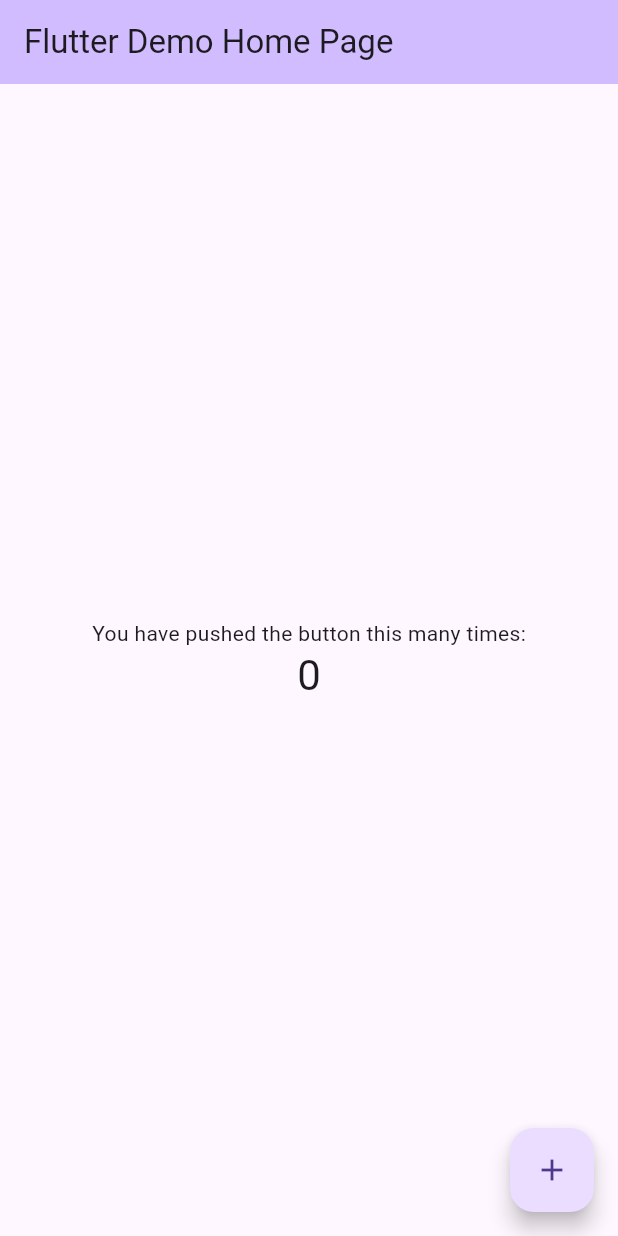
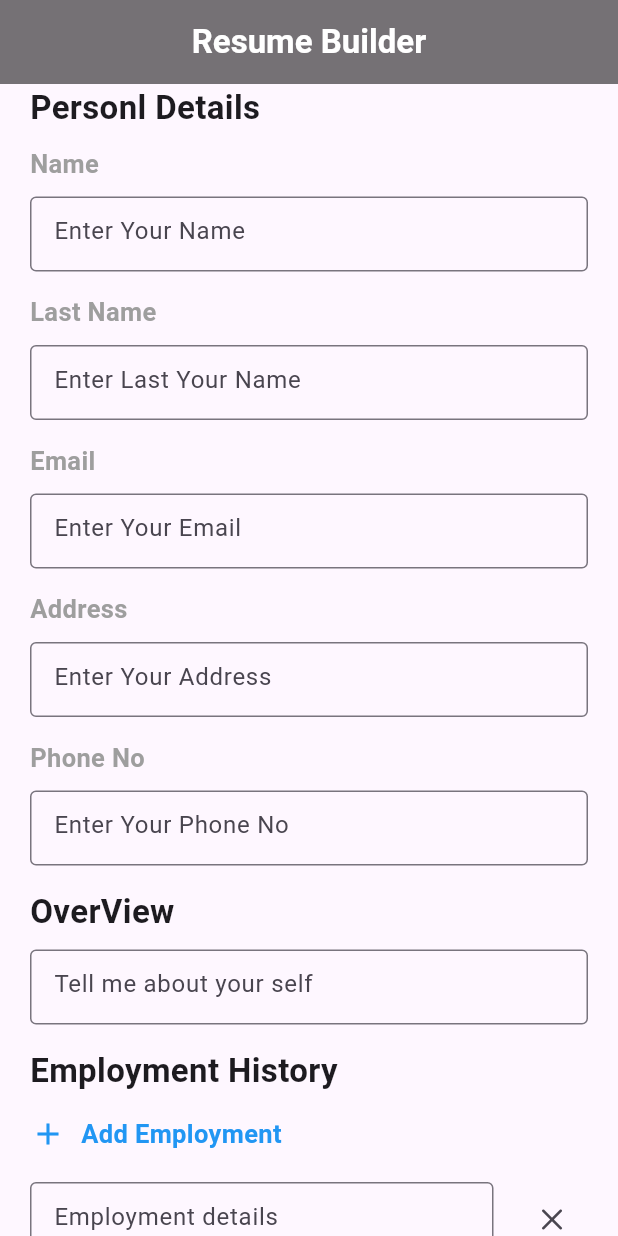
Before and after one commit to VanshParashar/Resume_Builder, a Flutter app: the screen it shows after launch, on a phone screen of 412 x 824 dp. Run offline on Flutter 3.47's test engine with Material 3 defaults, Android fonts, the phone set to English and light mode, and no system bars; our stand-ins replace firebase_core; accounts and stored records are empty.

Commit message:
firebase nad ui design

```diff
--- a/lib/main.dart
+++ b/lib/main.dart
@@ -1,6 +1,10 @@
+import 'package:firebase_core/firebase_core.dart';
 import 'package:flutter/material.dart';
+import 'package:resume_aa/resume_form.dart';
 
-void main() {
+void main() async{
+  WidgetsFlutterBinding.ensureInitialized();
+  await Firebase.initializeApp();
   runApp(const MyApp());
 }
 
@@ -10,96 +14,8 @@
   // This widget is the root of your application.
   @override
   Widget build(BuildContext context) {
-    return MaterialApp(
-      home: const MyHomePage(title: 'Flutter Demo Home Page'),
+    return const MaterialApp(
+      home: ResumeForm(),
     );
   }
 }
-
-class MyHomePage extends StatefulWidget {
-  const MyHomePage({super.key, required this.title});
-
-  // This widget is the home page of your application. It is stateful, meaning
-  // that it has a State object (defined below) that contains fields that affect
-  // how it looks.
-
-  // This class is the configuration for the state. It holds the values (in this
-  // case the title) provided by the parent (in this case the App widget) and
-  // used by the build method of the State. Fields in a Widget subclass are
-  // always marked "final".
-
-  final String title;
-
-  @override
-  State<MyHomePage> createState() => _MyHomePageState();
-}
-
-class _MyHomePageState extends State<MyHomePage> {
-  int _counter = 0;
-
-  void _incrementCounter() {
-    setState(() {
-      // This call to setState tells the Flutter framework that something has
-      // changed in this State, which causes it to rerun the build method below
-      // so that the display can reflect the updated values. If we changed
-      // _counter without calling setState(), then the build method would not be
-      // called again, and so nothing would appear to happen.
-      _counter++;
-    });
-  }
-
-  @override
-  Widget build(BuildContext context) {
-    // This method is rerun every time setState is called, for instance as done
-    // by the _incrementCounter method above.
-    //
-    // The Flutter framework has been optimized to make rerunning build methods
-    // fast, so that you can just rebuild anything that needs updating rather
-    // than having to individually change instances of widgets.
-    return Scaffold(
-      appBar: AppBar(
-        // TRY THIS: Try changing the color here to a specific color (to
-        // Colors.amber, perhaps?) and trigger a hot reload to see the AppBar
-        // change color while the other colors stay the same.
-        backgroundColor: Theme.of(context).colorScheme.inversePrimary,
-        // Here we take the value from the MyHomePage object that was created by
-        // the App.build method, and use it to set our appbar title.
-        title: Text(widget.title),
-      ),
-      body: Center(
-        // Center is a layout widget. It takes a single child and positions it
-        // in the middle of the parent.
-        child: Column(
-          // Column is also a layout widget. It takes a list of children and
-          // arranges them vertically. By default, it sizes itself to fit its
-          // children horizontally, and tries to be as tall as its parent.
-          //
-          // Column has various properties to control how it sizes itself and
-          // how it positions its children. Here we use mainAxisAlignment to
-          // center the children vertically; the main axis here is the vertical
-          // axis because Columns are vertical (the cross axis would be
-          // horizontal).
-          //
-          // TRY THIS: Invoke "debug painting" (choose the "Toggle Debug Paint"
-          // action in the IDE, or press "p" in the console), to see the
-          // wireframe for each widget.
-          mainAxisAlignment: MainAxisAlignment.center,
-          children: <Widget>[
-            const Text(
-              'You have pushed the button this many times:',
-            ),
-            Text(
-              '$_counter',
-              style: Theme.of(context).textTheme.headlineMedium,
-            ),
-          ],
-        ),
-      ),
-      floatingActionButton: FloatingActionButton(
-        onPressed: _incrementCounter,
-        tooltip: 'Increment',
-        child: const Icon(Icons.add),
-      ), // This trailing comma makes auto-formatting nicer for build methods.
-    );
-  }
-}
--- /dev/null
+++ b/lib/resume_form.dart
@@ -0,0 +1,375 @@
+import 'package:flutter/cupertino.dart';
+import 'package:flutter/material.dart';
+
+class ResumeForm extends StatefulWidget {
+  const ResumeForm({super.key});
+
+  @override
+  State<ResumeForm> createState() => _ResumeFormState();
+}
+
+class _ResumeFormState extends State<ResumeForm> {
+
+  TextEditingController namecontroler = TextEditingController();
+
+  List<TextEditingController> employeelistcontroler = [TextEditingController()];
+  List<TextEditingController> educationlistcontroler = [TextEditingController()];
+  List<TextEditingController> skilllistcontroler = [TextEditingController()];
+
+  @override
+  Widget build(BuildContext context) {
+    return Scaffold(
+      appBar: AppBar(
+        title: Text('Resume Builder',
+          style: TextStyle(fontWeight: FontWeight.bold, color: Colors.white),),
+        centerTitle: true,
+        backgroundColor: Colors.black54,
+      ),
+      body: SingleChildScrollView(
+        child: Padding(
+          padding: const EdgeInsets.symmetric(horizontal: 20),
+          child: Column(
+            crossAxisAlignment: CrossAxisAlignment.start,
+            children: [
+
+              Text('Personl Details',
+                style: TextStyle(fontSize: 22, fontWeight: FontWeight.bold),),
+
+              SizedBox(height: 10,),
+              Text('Name', style: TextStyle(fontSize: 17,
+                  fontWeight: FontWeight.w700,
+                  color: Colors.grey),),
+              SizedBox(height: 10,),
+              Container(
+                height: 50,
+                child: TextField(
+                  controller: namecontroler,
+                  decoration: InputDecoration(
+                      border: OutlineInputBorder(
+                        borderSide: BorderSide(
+                            color: Colors.black54
+                        ),
+                      ),
+                      hintText: 'Enter Your Name',
+                      hoverColor: Colors.green
+                  ),
+                ),
+              ),
+
+
+              SizedBox(height: 15,),
+              Text('Last Name', style: TextStyle(fontSize: 17,
+                  fontWeight: FontWeight.w700,
+                  color: Colors.grey),),
+              SizedBox(height: 10,),
+              Container(
+                height: 50,
+                child: TextField(
+                  controller: namecontroler,
+                  decoration: InputDecoration(
+                      border: OutlineInputBorder(
+                        borderSide: BorderSide(
+                            color: Colors.black54
+                        ),
+                      ),
+                      hintText: 'Enter Last Your Name',
+                      hoverColor: Colors.green
+                  ),
+                ),
+              ),
+
+
+              SizedBox(height: 15,),
+              Text('Email', style: TextStyle(fontSize: 17,
+                  fontWeight: FontWeight.w700,
+                  color: Colors.grey),),
+              SizedBox(height: 10,),
+              Container(
+                height: 50,
+                child: TextField(
+                  controller: namecontroler,
+                  decoration: InputDecoration(
+                      border: OutlineInputBorder(
+                        borderSide: BorderSide(
+                            color: Colors.black54
+                        ),
+                      ),
+                      hintText: 'Enter Your Email',
+                      hoverColor: Colors.green
+                  ),
+                ),
+              ),
+
+
+              SizedBox(height: 15,),
+              Text('Address', style: TextStyle(fontSize: 17,
+                  fontWeight: FontWeight.w700,
+                  color: Colors.grey),),
+              SizedBox(height: 10,),
+              Container(
+                height: 50,
+                child: TextField(
+                  controller: namecontroler,
+                  decoration: InputDecoration(
+                      border: OutlineInputBorder(
+                        borderSide: BorderSide(
+                            color: Colors.black54
+                        ),
+                      ),
+                      hintText: 'Enter Your Address',
+                      hoverColor: Colors.green
+                  ),
+                ),
+              ),
+
+
+              SizedBox(height: 15,),
+              Text('Phone No', style: TextStyle(fontSize: 17,
+                  fontWeight: FontWeight.w700,
+                  color: Colors.grey),),
+              SizedBox(height: 10,),
+              Container(
+                height: 50,
+                child: TextField(
+                  controller: namecontroler,
+                  decoration: InputDecoration(
+                      border: OutlineInputBorder(
+                        borderSide: BorderSide(
+                            color: Colors.black54
+                        ),
+                      ),
+                      hintText: 'Enter Your Phone No',
+                      hoverColor: Colors.green
+                  ),
+                ),
+              ),
+
+
+              SizedBox(height: 15,),
+              Text('OverView',
+                style: TextStyle(fontSize: 22, fontWeight: FontWeight.bold),),
+              SizedBox(height: 10,),
+              Container(
+                height: 50,
+                child: TextField(
+                  controller: namecontroler,
+                  decoration: InputDecoration(
+                      border: OutlineInputBorder(
+                        borderSide: BorderSide(
+                            color: Colors.black54
+                        ),
+                      ),
+                      hintText: 'Tell me about your self',
+                      hoverColor: Colors.green
+                  ),
+                ),
+              ),
+
+
+              SizedBox(height: 15,),
+              Text('Employment History',
+                style: TextStyle(fontSize: 22, fontWeight: FontWeight.bold),),
+              SizedBox(height: 15,),
+              GestureDetector(
+                onTap: () {
+                  setState(() {
+                    employeelistcontroler.add(TextEditingController());
+                  });
+                },
+                child: Row(
+                  children: [
+                    Icon(Icons.add, color: Colors.blue,),
+                    SizedBox(width: 10,),
+                    Text('Add Employment', style: TextStyle(color: Colors.blue,
+                        fontSize: 17,
+                        fontWeight: FontWeight.bold),)
+                  ],
+                ),
+              ),
+
+              SizedBox(height: 10,),
+              ListView.builder(
+                  shrinkWrap: true,
+                  itemCount: employeelistcontroler.length,
+                  itemBuilder: (context, index) {
+                    return Row(
+                      children: [
+                        Expanded(
+                          child: Padding(
+                            padding: const EdgeInsets.symmetric(vertical: 10),
+                            child: Container(
+                              height: 50,
+                              child: TextField(
+                                controller: employeelistcontroler[index],
+                                decoration: InputDecoration(
+                                    border: OutlineInputBorder(
+                                      borderSide: BorderSide(
+                                          color: Colors.black54
+                                      ),
+                                    ),
+                                    hintText: 'Employment details',
+                                    hoverColor: Colors.green
+                                ),
+                              ),
+                            ),
+                          ),
+                        ),
+                        SizedBox(width: 15,),
+                        IconButton(onPressed: () {
+                          setState(() {
+                            employeelistcontroler[index].clear();
+                            employeelistcontroler[index].dispose();
+                            employeelistcontroler.removeAt(index);
+                          });
+                        }, icon: Icon(CupertinoIcons.multiply))
+                      ],
+                    );
+                  }),
+
+
+              SizedBox(height: 15,),
+              Text('Education',
+                style: TextStyle(fontSize: 22, fontWeight: FontWeight.bold),),
+              SizedBox(height: 15,),
+              GestureDetector(
+                onTap: () {
+                  setState(() {
+                    educationlistcontroler.add(TextEditingController());
+                  });
+                },
+                child: Row(
+                  children: [
+                    Icon(Icons.add, color: Colors.blue,),
+                    SizedBox(width: 10,),
+                    Text('Add Education', style: TextStyle(color: Colors.blue,
+                        fontSize: 17,
+                        fontWeight: FontWeight.bold),)
+                  ],
+                ),
+              ),
+
+              SizedBox(height: 10,),
+              ListView.builder(
+                  shrinkWrap: true,
+                  itemCount: educationlistcontroler.length,
+                  itemBuilder: (context, index) {
+                    return Row(
+                      children: [
+                        Expanded(
+                          child: Padding(
+                            padding: const EdgeInsets.symmetric(vertical: 10),
+                            child: Container(
+                              height: 50,
+                              child: TextField(
+                                controller: educationlistcontroler[index],
+                                decoration: InputDecoration(
+                                    border: OutlineInputBorder(
+                                      borderSide: BorderSide(
+                                          color: Colors.black54
+                                      ),
+                                    ),
+                                    hintText: 'Education Details',
+                                    hoverColor: Colors.green
+                                ),
+                              ),
+                            ),
+                          ),
+                        ),
+                        SizedBox(width: 15,),
+                        IconButton(onPressed: () {
+                          setState(() {
+                            educationlistcontroler[index].clear();
+                            educationlistcontroler[index].dispose();
+                            educationlistcontroler.removeAt(index);
+                          });
+                        }, icon: Icon(CupertinoIcons.multiply))
+                      ],
+                    );
+                  }),
+
+
+              SizedBox(height: 15,),
+              Text('Skills',
+                style: TextStyle(fontSize: 22, fontWeight: FontWeight.bold),),
+              SizedBox(height: 15,),
+              GestureDetector(
+                onTap: () {
+                  setState(() {
+                    skilllistcontroler.add(TextEditingController());
+                  });
+                },
+                child: Row(
+                  children: [
+                    Icon(Icons.add, color: Colors.blue,),
+                    SizedBox(width: 10,),
+                    Text('Add Skills', style: TextStyle(color: Colors.blue,
+                        fontSize: 17,
+                        fontWeight: FontWeight.bold),)
+                  ],
+                ),
+              ),
+
+              SizedBox(height: 10,),
+              ListView.builder(
+                  shrinkWrap: true,
+                  itemCount: skilllistcontroler.length,
+                  itemBuilder: (context, index) {
+                    return Row(
+                      children: [
+                        Expanded(
+                          child: Padding(
+                            padding: const EdgeInsets.symmetric(vertical: 10),
+                            child: Container(
+                              height: 50,
+                              child: TextField(
+                                controller: skilllistcontroler[index],
+                                decoration: InputDecoration(
+                                    border: OutlineInputBorder(
+                                      borderSide: BorderSide(
+                                          color: Colors.black54
+                                      ),
+                                    ),
+                                    hintText: 'Skills',
+                                    hoverColor: Colors.green
+                                ),
+                              ),
+                            ),
+                          ),
+                        ),
+                        SizedBox(width: 15,),
+                        IconButton(onPressed: () {
+                          setState(() {
+                            skilllistcontroler[index].clear();
+                            skilllistcontroler[index].dispose();
+                            skilllistcontroler.removeAt(index);
+                          });
+                        }, icon: Icon(CupertinoIcons.multiply))
+                      ],
+                    );
+                  }),
+
+              SizedBox(height: 25,),
+
+              Align(
+                alignment: Alignment.center,
+                child: GestureDetector(
+                  onTap: () {
+                    ///
+                  },
+                  child: Container(
+                    padding: EdgeInsets.symmetric(horizontal: 20, vertical: 10),
+                    decoration: BoxDecoration(
+                        color: Colors.green
+                    ),
+                    child: Text('Make Resume',
+                      style: TextStyle(color: Colors.white, fontSize: 20),),
+                  ),
+                ),
+              ),
+              SizedBox(height: 15,),
+            ],),
+        ),
+      ),
+    );
+  }
+}
--- a/pubspec.yaml
+++ b/pubspec.yaml
@@ -30,11 +30,13 @@
 dependencies:
   flutter:
     sdk: flutter
+  firebase_core: ^2.27.2
 
 
   # The following adds the Cupertino Icons font to your application.
   # Use with the CupertinoIcons class for iOS style icons.
   cupertino_icons: ^1.0.6
+  cloud_firestore: ^4.15.10
 
 dev_dependencies:
   flutter_test:
```
Also changed, not shown: lib/firebase_options.dart (added), pubspec.lock, 4 other files.
